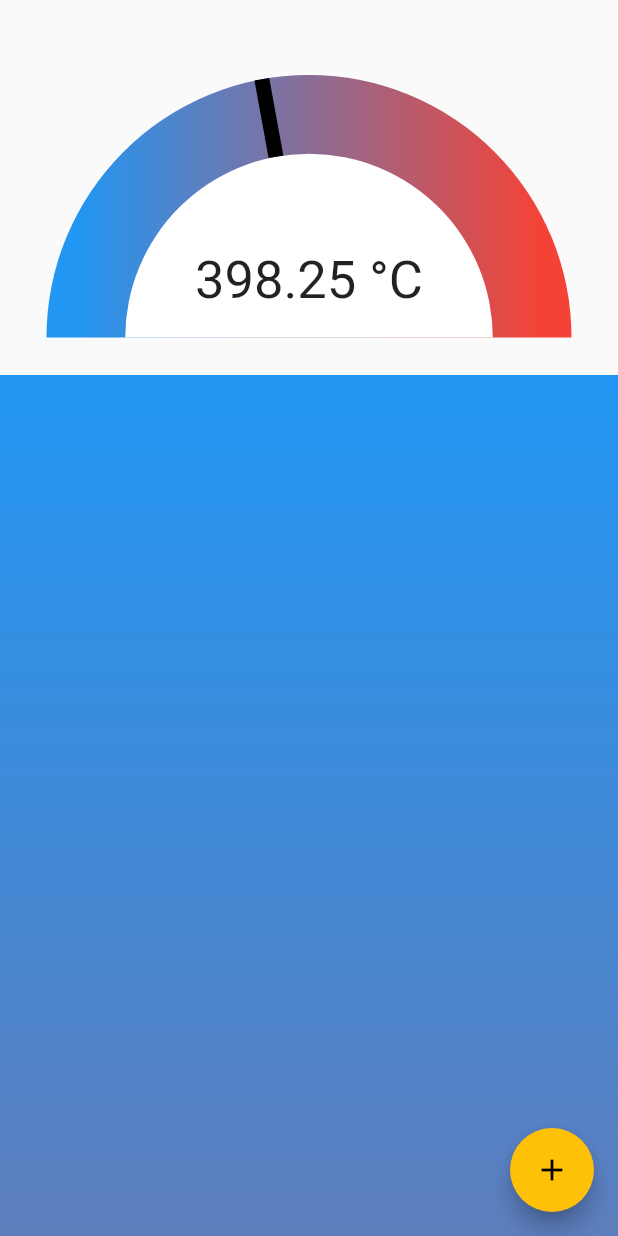
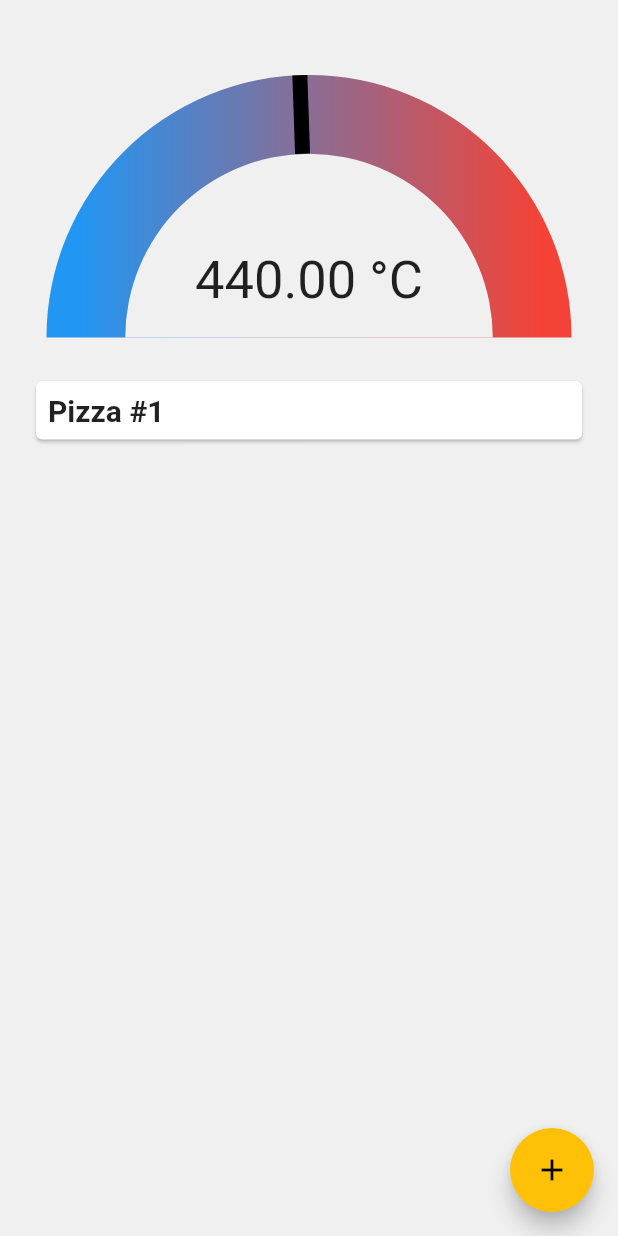
Before and after one commit to Nuytemans-Dieter/OvenApp, a Flutter app: the screen it shows after launch, after a tap on the "add" icon, on a phone screen of 412 x 824 dp. Run offline on Flutter 3.47's test engine with Material 2 defaults, Android fonts, the phone set to English and light mode, and no system bars; our stand-ins replace flutter_bluetooth_serial.

Commit message:
Add Constants file

```diff
--- a/lib/main.dart
+++ b/lib/main.dart
@@ -3,7 +3,9 @@ import 'package:logging/logging.dart';
 import 'package:oven_app/model/OvenInfo.dart';
 import 'package:oven_app/model/interfaces/OvenInfoProvider.dart';
 import 'package:oven_app/widgets/Gauge.dart';
+import 'package:oven_app/widgets/TimerCard.dart';
 
+import 'model/constants.dart';
 import 'model/oven_info_providers/BluetoothInfoProvider.dart';
 import 'model/oven_info_providers/LinearInfoProvider.dart';
 
@@ -21,7 +23,7 @@ class MyApp extends StatelessWidget {
     return MaterialApp(
       title: 'Pizza Oven',
       theme: ThemeData(
-        primarySwatch: Colors.amber,
+        primarySwatch: Constants.accentColor,
       ),
       home: MyHomePage(title: 'Pizza Oven'),
     );
@@ -55,6 +57,7 @@ class _MyHomePageState extends State<MyHomePage> {
   @override
   Widget build(BuildContext context) {
     return Scaffold(
+      backgroundColor: Constants.backgroundColor,
       body: SafeArea(
         child: Padding(
           padding: const EdgeInsets.only(top: 50),
@@ -75,6 +78,7 @@ class _MyHomePageState extends State<MyHomePage> {
                           Gauge(
                             key: gaugeKey,
                             defaultValue: ovenInfo.temperature.getCelcius(),
+                            backgroundColor: Constants.backgroundColor,
                             width: gaugeWidth,
                           ),
                           Padding(
@@ -99,18 +103,9 @@ class _MyHomePageState extends State<MyHomePage> {
                 child: ListView(
                   children: [
                     // Timer widgets can come here -> Placeholder container
-                    Container(
-                      height: 2000,
-                      width: 100,
-                      decoration: const BoxDecoration(
-                        gradient: LinearGradient(
-                          begin: Alignment.topCenter,
-                          end: Alignment.bottomCenter,
-                          colors: <Color>[Colors.blue, Colors.red],
-                          tileMode: TileMode.decal,
-                        ),
-                      ),
-                    ),
+                    TimerCard(
+                      title: "Pizza #1",
+                    )
                   ],
                 ),
               ),
--- /dev/null
+++ b/lib/model/constants.dart
@@ -0,0 +1,6 @@
+import 'package:flutter/material.dart';
+
+class Constants {
+  static const backgroundColor = Color.fromRGBO(240, 240, 240, 1.0);
+  static const accentColor = Colors.amber;
+}
--- a/lib/model/oven_info_providers/BluetoothInfoProvider.dart
+++ b/lib/model/oven_info_providers/BluetoothInfoProvider.dart
@@ -25,7 +25,7 @@ class BluetoothInfoProvider extends OvenInfoProvider {
   final AsciiCodec ascii = AsciiCodec();
 
   BluetoothInfoProvider(this._address, {this.bufferLength = 500}) {
-    _stream = Stream<OvenInfo>.periodic(Duration(milliseconds: 250), (val) {
+    _stream = Stream<OvenInfo>.periodic(Duration(milliseconds: 200), (val) {
       return _newestInfo ?? OvenInfo("name", Temperature(20.0));
     }).asBroadcastStream();
   }
--- a/lib/model/oven_info_providers/LinearInfoProvider.dart
+++ b/lib/model/oven_info_providers/LinearInfoProvider.dart
@@ -15,7 +15,7 @@ class LinearInfoProvider extends OvenInfoProvider {
   double temperature = 20;
 
   LinearInfoProvider() {
-    _stream = Stream<OvenInfo>.periodic(Duration(milliseconds: 250), (val) {
+    _stream = Stream<OvenInfo>.periodic(Duration(milliseconds: 50), (val) {
       double delta = _random.nextDouble() * 20;
       double actualTemperature =
           isRising ? temperature + delta : temperature - delta;
--- /dev/null
+++ b/lib/widgets/TimerCard.dart
@@ -0,0 +1,35 @@
+import 'package:flutter/cupertino.dart';
+import 'package:flutter/material.dart';
+
+class TimerCard extends StatefulWidget {
+  final String title;
+  final Color color;
+
+  TimerCard({this.title = "", this.color = Colors.grey});
+
+  @override
+  State<StatefulWidget> createState() {
+    return TimerCardState();
+  }
+}
+
+class TimerCardState extends State<TimerCard> {
+  @override
+  Widget build(BuildContext context) {
+    return Padding(
+      padding: const EdgeInsets.symmetric(horizontal: 20.0),
+      child: Card(
+        child: Padding(
+          padding: const EdgeInsets.all(8.0),
+          child: Text(
+            widget.title,
+            style: TextStyle(
+              fontWeight: FontWeight.bold,
+              fontSize: 20.0
+            ),
+          ),
+        ),
+      ),
+    );
+  }
+}
```
